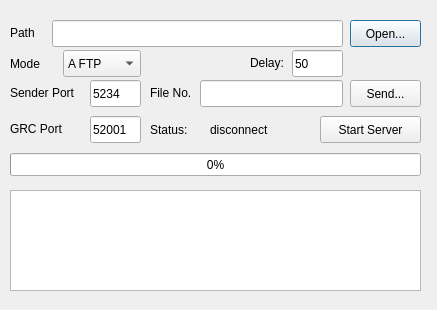
First picture: the form in file_send.ui, repository ArtisticZhao/file_sender_to_GNURadio, before the edit.
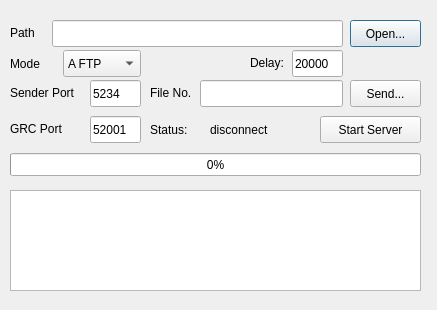
Second picture: the form after the edit.

Commit message: 准备测试01 -更新了delay默认值

```diff
--- a/file_send.ui
+++ b/file_send.ui
@@ -234,7 +234,7 @@
     </rect>
    </property>
    <property name="text">
-    <string>50</string>
+    <string>20000</string>
    </property>
    <property name="placeholderText">
     <string/>
```
The commit also changes 1 other file.
